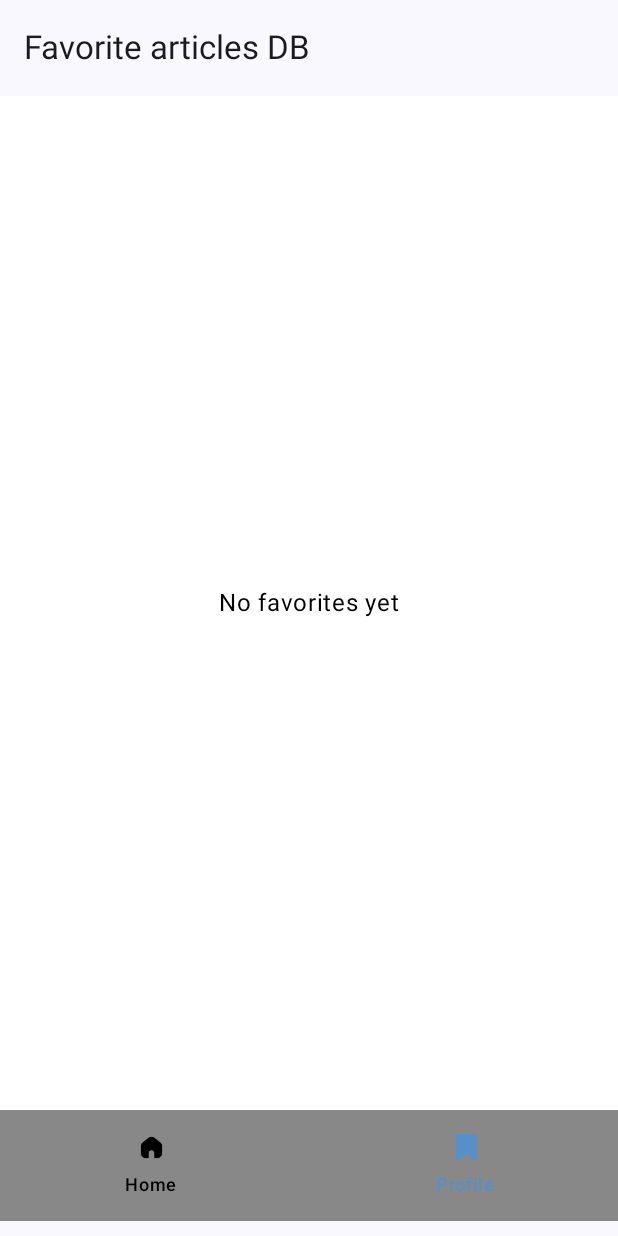
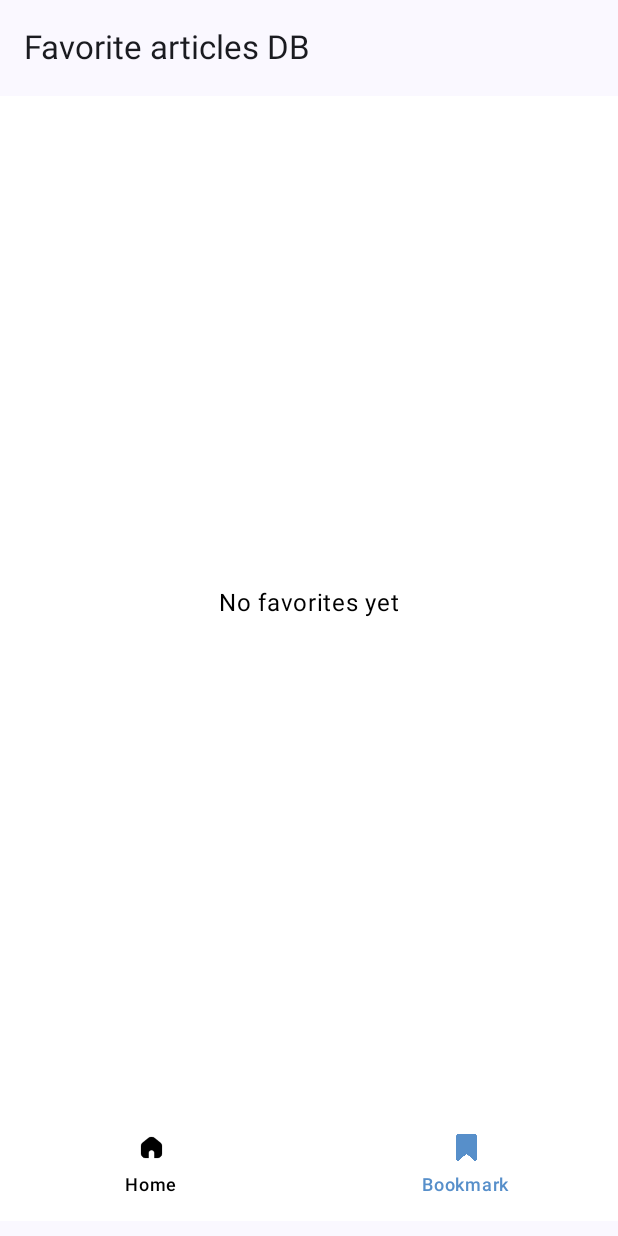
Before and after one commit to MahmoudElshaarawy2020/NewsDBTask, an Android app built with Jetpack Compose: the screen it shows after launch (MainActivity), item 2 of the bottom bar chosen, on a phone screen of 412 x 824 dp. Run offline under Robolectric (Android 15) with nearby library versions, the phone set to English and light mode, and no system bars; our stand-ins replace Dagger/Hilt's generated code, Room's generated code, paging.

Commit message:
modified ui of the navigation bar

```diff
--- a/app/src/main/java/com/example/newsdbtask/navigation/AppNavigation.kt
+++ b/app/src/main/java/com/example/newsdbtask/navigation/AppNavigation.kt
@@ -33,7 +33,7 @@ fun AppNavigation(
             icon = R.drawable.home_ic
         ),
        BottomNavItem(
-            label = "Profile",
+            label = "Bookmark",
             icon = R.drawable.wishlist_ic
         )
    )
--- a/app/src/main/java/com/example/newsdbtask/navigation/nav_bar/BottomNavigationBar.kt
+++ b/app/src/main/java/com/example/newsdbtask/navigation/nav_bar/BottomNavigationBar.kt
@@ -28,7 +28,7 @@ fun BottomNavigationBar(
             .fillMaxWidth()
             .padding(bottom = 10.dp)
             .height(74.dp),
-        containerColor = Color.Gray
+        containerColor = Color.White
     ) {
         items.forEachIndexed { index, item ->
             NavigationBarItem(
--- a/app/src/main/java/com/example/newsdbtask/ui/presentation/favorite/FavoriteScreen.kt
+++ b/app/src/main/java/com/example/newsdbtask/ui/presentation/favorite/FavoriteScreen.kt
@@ -22,12 +22,9 @@ import androidx.compose.runtime.getValue
 import androidx.compose.ui.Alignment
 import androidx.compose.ui.Modifier
 import androidx.compose.ui.graphics.Color
-import androidx.compose.ui.res.painterResource
 import androidx.compose.ui.tooling.preview.Preview
 import androidx.compose.ui.unit.dp
 import androidx.hilt.navigation.compose.hiltViewModel
-import com.example.constants.Result
-import com.example.newsdbtask.R
 import com.example.newsdbtask.ui.presentation.components.NewsCard
 import com.example.newsdbtask.ui.presentation.home.HomeViewModel
 
```
